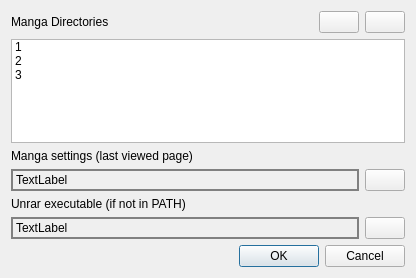
This is ui_settings.ui in jschmer/PyMangaReader as Qt 5 draws it before an edit. The edited form follows.
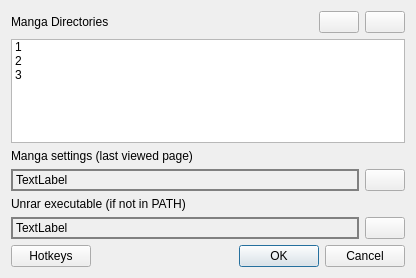
This is the edited form. Icons and pictures are not drawn.

Commit message: Hotkey settings dialog (stub)

What changed in the file:
```diff
--- a/ui_settings.ui
+++ b/ui_settings.ui
@@ -165,6 +165,15 @@
     </layout>
    </item>
    <item>
+    <layout class="QHBoxLayout" name="horizontalLayout_4">
+     <item>
+      <widget class="QPushButton" name="button_hotkey">
+       <property name="text">
+        <string>Hotkeys</string>
+       </property>
+      </widget>
+     </item>
+     <item>
     <widget class="QDialogButtonBox" name="buttonBox">
      <property name="orientation">
       <enum>Qt::Horizontal</enum>
@@ -173,6 +182,8 @@
       <set>QDialogButtonBox::Cancel|QDialogButtonBox::Ok</set>
      </property>
     </widget>
+     </item>
+    </layout>
    </item>
   </layout>
  </widget>
```
Lines whose indentation alone changed are shown as unchanged. The commit also changes 3 other files.
